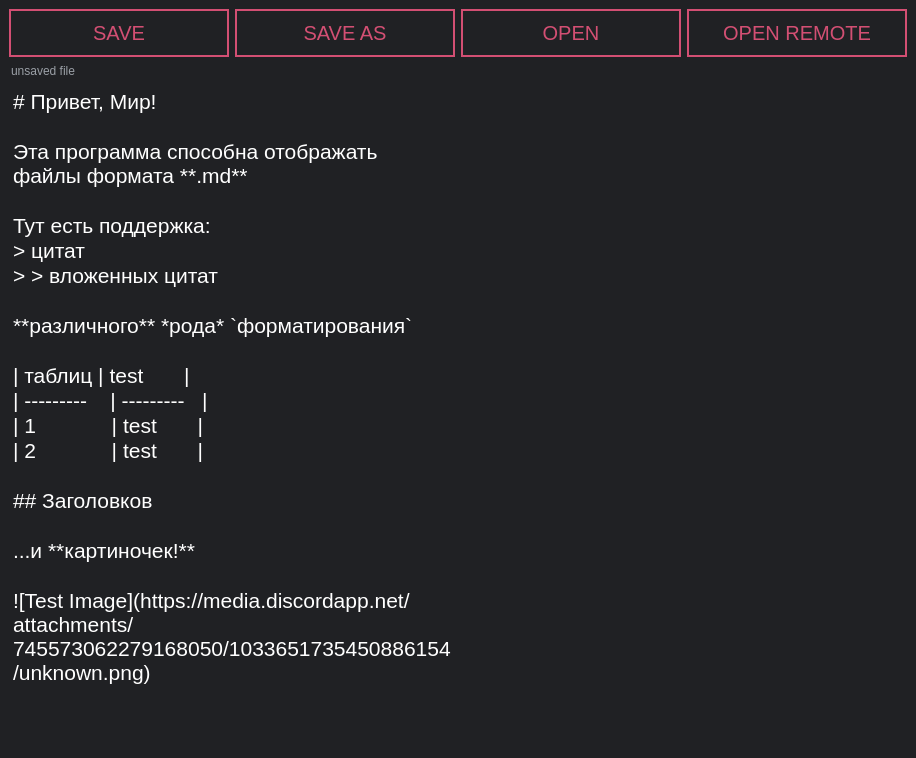
Old version of the form client/uic_files/main.ui in the repository radyshenkya/fastnote.
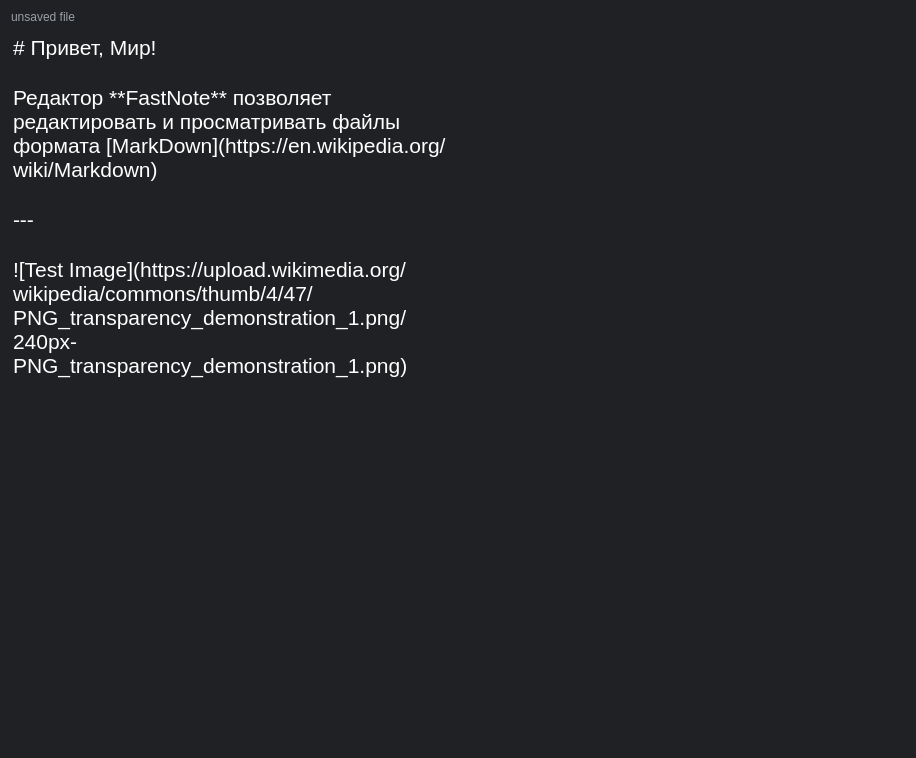
New version of the form. Custom widgets are drawn as their Qt base class.

Commit message: Remote file opening

```diff
--- a/client/uic_files/main.ui
+++ b/client/uic_files/main.ui
@@ -64,42 +64,14 @@
 
 QScrollBar:up-arrow:vertical, QScrollBar::down-arrow:vertical {
           height: 0px;
+}
+
+QMenuBar::item:selected {
+	background-color: #37393D;
 }</string>
   </property>
   <widget class="QWidget" name="centralwidget">
    <layout class="QVBoxLayout" name="verticalLayout_2">
-    <item>
-     <layout class="QHBoxLayout" name="horizontalLayout">
-      <item>
-       <widget class="QPushButton" name="save_btn">
-        <property name="text">
-         <string>SAVE</string>
-        </property>
-       </widget>
-      </item>
-      <item>
-       <widget class="QPushButton" name="save_as_btn">
-        <property name="text">
-         <string>SAVE AS</string>
-        </property>
-       </widget>
-      </item>
-      <item>
-       <widget class="QPushButton" name="open_btn">
-        <property name="text">
-         <string>OPEN</string>
-        </property>
-       </widget>
-      </item>
-      <item>
-       <widget class="QPushButton" name="pushButton">
-        <property name="text">
-         <string>OPEN REMOTE</string>
-        </property>
-       </widget>
-      </item>
-     </layout>
-    </item>
     <item>
      <widget class="QLineEdit" name="current_file_label">
       <property name="styleSheet">
@@ -142,24 +114,11 @@
         <property name="plainText">
          <string># Привет, Мир!
 
-Эта программа способна отображать файлы формата **.md**
+Редактор **FastNote** позволяет редактировать и просматривать файлы формата [MarkDown](https://en.wikipedia.org/wiki/Markdown)
 
-Тут есть поддержка:
-&gt; цитат
-&gt; &gt; вложенных цитат
+---
 
-**различного** *рода* `форматирования`
-
-| таблиц | test       |
-| ---------    | ---------   |
-| 1             | test       |
-| 2             | test       | 
-
-## Заголовков
-
-...и **картиночек!**  
-
-![Test Image](https://media.discordapp.net/attachments/745573062279168050/1033651735450886154/unknown.png)</string>
+![Test Image](https://upload.wikimedia.org/wikipedia/commons/thumb/4/47/PNG_transparency_demonstration_1.png/240px-PNG_transparency_demonstration_1.png)</string>
         </property>
        </widget>
       </item>
```
Left out of the diff: 23 changed lines with no effect on the pictures. The commit also changes 7 other files.
